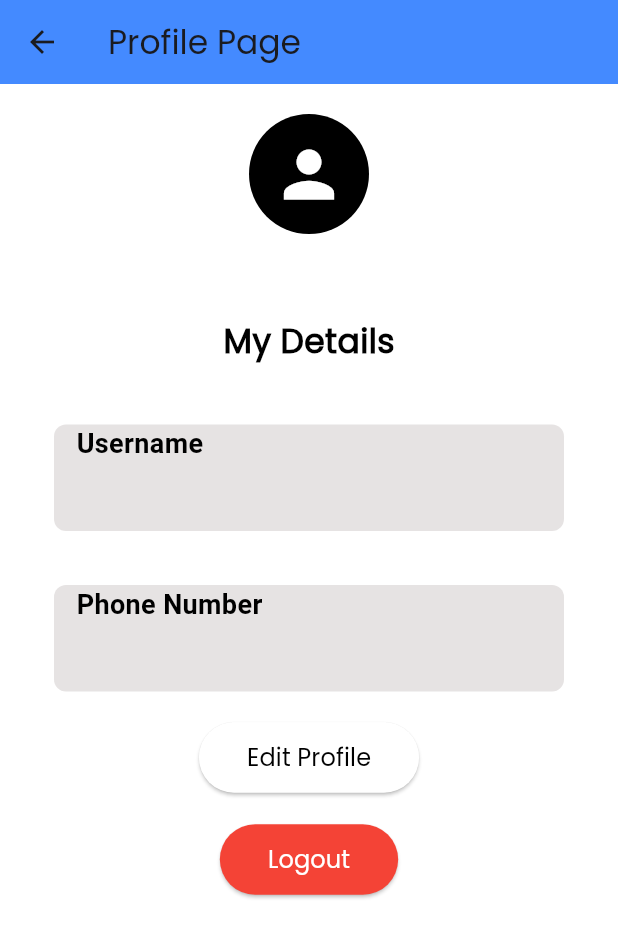
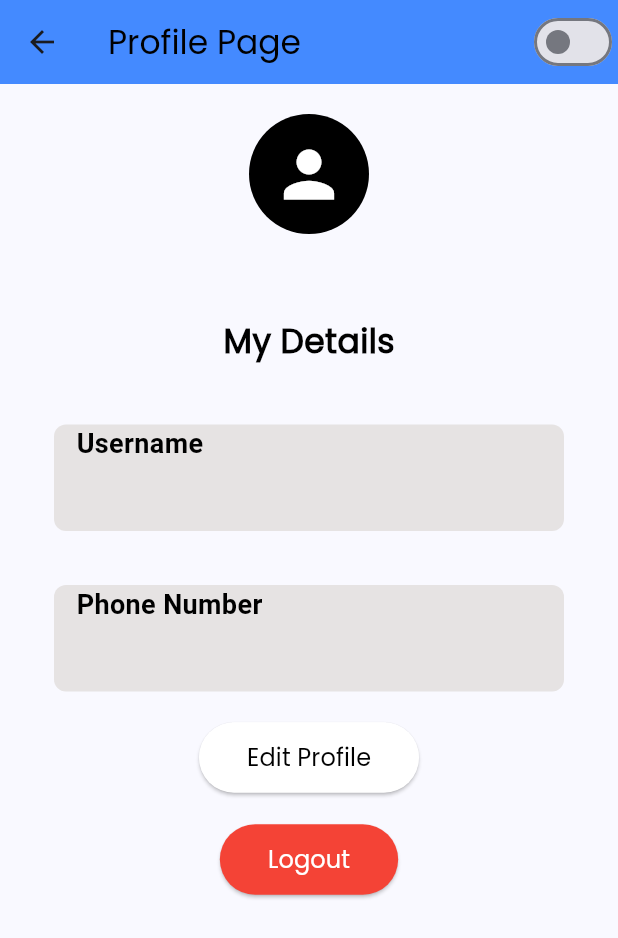
Before and after one commit to MarKarl30/UTS_MobileProg, a Flutter app: the ProfilePage screen opened directly, on a phone screen of 412 x 824 dp. Shown: the top 938 px of the screen. Run offline on Flutter 3.47's test engine with Material 3 defaults, Android fonts, the phone set to English and light mode, and no system bars; our stand-ins replace cloud_firestore, contacts_service, firebase_auth, firebase_core, flutter_credit_card, flutter_secure_storage and 5 more; missing offline and left inert: mobile_scanner; accounts and stored records are empty; Roboto replaces fonts that are missing (Futura).

Commit message:
dark mode

```diff
--- a/lib/profile/newprofile.dart
+++ b/lib/profile/newprofile.dart
@@ -27,6 +27,7 @@ class _ProfilePageState extends State<ProfilePage> {
   String userName = 'Loading...';
   String phoneNumber = 'Loading...';
   File? _image;
+  bool isDarkMode = false; // Added for dark mode toggle
 
   @override
   void initState() {
@@ -92,12 +93,37 @@ class _ProfilePageState extends State<ProfilePage> {
   @override
     Widget build(BuildContext context) {
       return Scaffold(
-      backgroundColor: const Color.fromARGB(255, 255, 255, 255),
       appBar: AppBar(
-        title: const Text("Profile Page"),
-        backgroundColor: Colors.blueAccent,
+        title: Text(
+          "Profile Page",
+          style: TextStyle(
+            color: isDarkMode ? Colors.white : Colors.black, // Change color dynamically
           ),
-      body: Padding(
+        ),
+        backgroundColor: isDarkMode ? Colors.black : Colors.blueAccent,
+        actions: [
+          Switch(
+            value: isDarkMode,
+            onChanged: (value) {
+              setState(() {
+                isDarkMode = value;
+              });
+            },
+            activeColor: Colors.white,
+          ),
+        ],
+      ),
+      body: Stack(
+        children: [
+          // Dark mode background
+          if (isDarkMode)
+            Positioned.fill(
+              child: Image.asset(
+                'assets/images/image.png',  // Assuming this is the path of the doodle background
+                fit: BoxFit.cover,
+              ),
+            ),
+          Padding(
             padding: const EdgeInsets.symmetric(horizontal: 16.0, vertical: 20.0),
             child: Column(
               children: [
@@ -120,13 +146,16 @@ class _ProfilePageState extends State<ProfilePage> {
                 Text(
                   currentUser?.email ?? 'Email not available',
                   textAlign: TextAlign.center,
-              style: const TextStyle(color: Color.fromARGB(255, 0, 0, 0), fontSize: 18),
+                  style: TextStyle(
+                    color: isDarkMode ? Colors.white : Colors.black,
+                    fontSize: 18,
+                  ),
                 ),
                 const SizedBox(height: 20),
-            const Text(
+                Text(
                   'My Details',
                   style: TextStyle(
-                color: Color.fromARGB(255, 0, 0, 0),
+                    color: isDarkMode ? Colors.white : Colors.black,
                     fontSize: 22,
                     fontWeight: FontWeight.bold,
                   ),
@@ -153,7 +182,7 @@ class _ProfilePageState extends State<ProfilePage> {
                   },
                   style: ElevatedButton.styleFrom(
                     backgroundColor: Colors.white,
-                foregroundColor: Color.fromARGB(255, 0, 0, 0),
+                    foregroundColor: Colors.black,
                     padding: const EdgeInsets.symmetric(horizontal: 32, vertical: 12),
                   ),
                   child: const Text('Edit Profile', style: TextStyle(fontSize: 16)),
@@ -171,6 +200,8 @@ class _ProfilePageState extends State<ProfilePage> {
               ],
             ),
           ),
+        ],
+      ),
     );
   }
 }
--- a/pubspec.yaml
+++ b/pubspec.yaml
@@ -180,6 +180,9 @@ flutter:
     - assets/icons/social/instagram.png
     - assets/icons/social/tiktok.png
     - assets/icons/social/x.png
+
+    #profile
+    - assets/images/image.png
   #   - family: Trajan Pro
   #     fonts:
   #       - asset: fonts/TrajanPro.ttf
```
Also changed, not shown: assets/images/image.png (added). Lines whose indentation alone changed are shown as unchanged.
